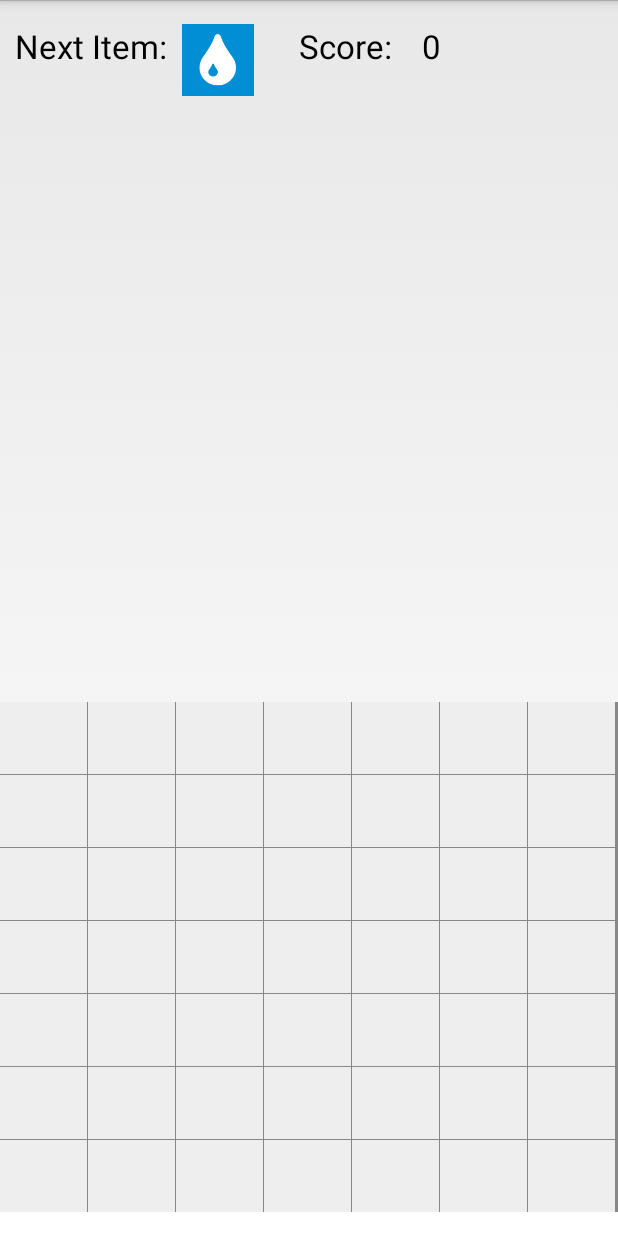
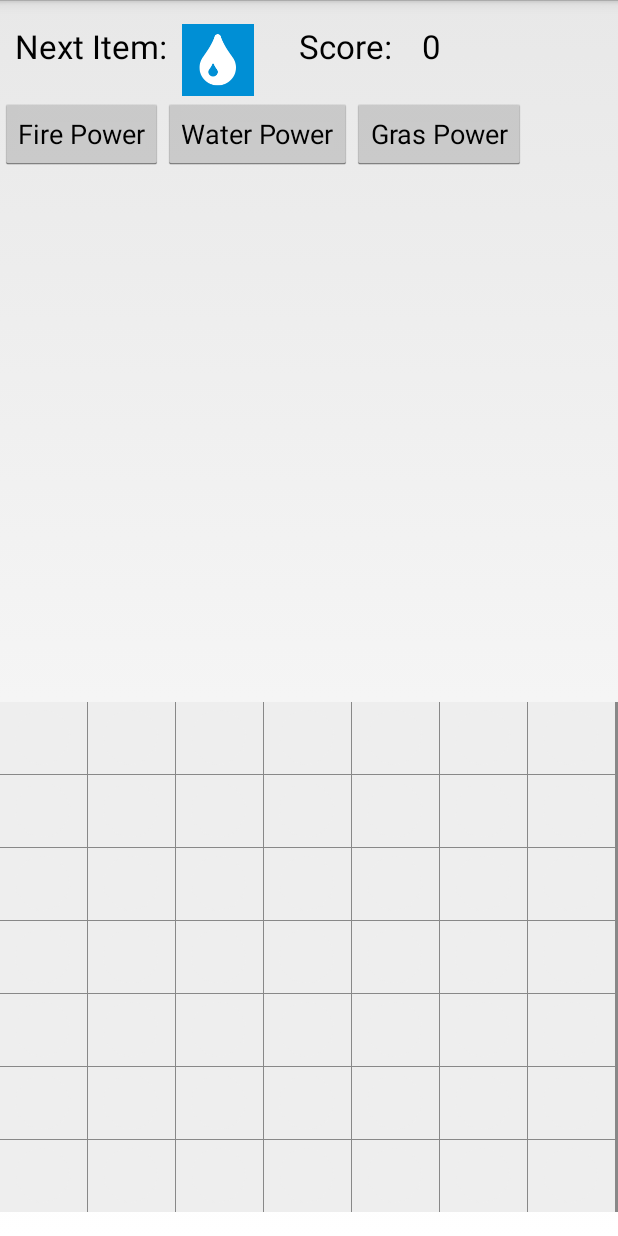
Before and after one commit to ishg/Elements, an Android app: the GameActivity screen opened directly, with no data from a screen before it, on a phone screen of 412 x 824 dp. Run offline under Robolectric (Android 15) with nearby library versions, the phone set to English and light mode, and no system bars.

Commit message:
Added diagonal elimination and power-ups

```diff
--- a/app/src/main/res/layout/activity_game.xml
+++ b/app/src/main/res/layout/activity_game.xml
@@ -48,6 +48,29 @@
         android:layout_width="wrap_content"
         android:layout_height="wrap_content"
         />
+    <Button
+        android:id="@+id/button_fire_power"
+        android:text="Fire Power"
+        android:layout_below="@+id/next_item_text"
+        android:layout_marginTop="20dp"
+        android:layout_width="wrap_content"
+        android:layout_height="wrap_content" />
+    <Button
+        android:id="@+id/button_water_power"
+        android:text="Water Power"
+        android:layout_below="@+id/next_item_text"
+        android:layout_toRightOf="@+id/button_fire_power"
+        android:layout_marginTop="20dp"
+        android:layout_width="wrap_content"
+        android:layout_height="wrap_content" />
+    <Button
+        android:id="@+id/button_grass_power"
+        android:text="Gras Power"
+        android:layout_marginTop="20dp"
+        android:layout_toRightOf="@+id/button_water_power"
+        android:layout_below="@+id/next_item_text"
+        android:layout_width="wrap_content"
+        android:layout_height="wrap_content" />
 
     <GridView xmlns:android="http://schemas.android.com/apk/res/android"
         android:id="@+id/grid_view"
```
Also changed, not shown: app/src/main/java/com/ishmeetgrewal/elements/GameActivity.java (+100 -71 lines).
